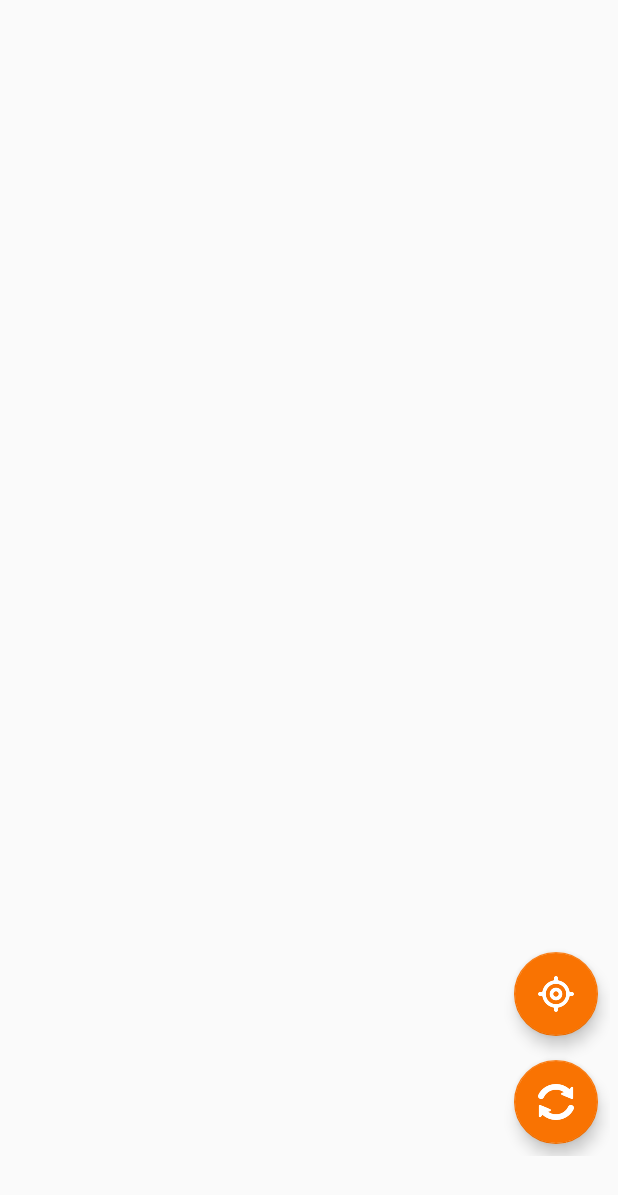
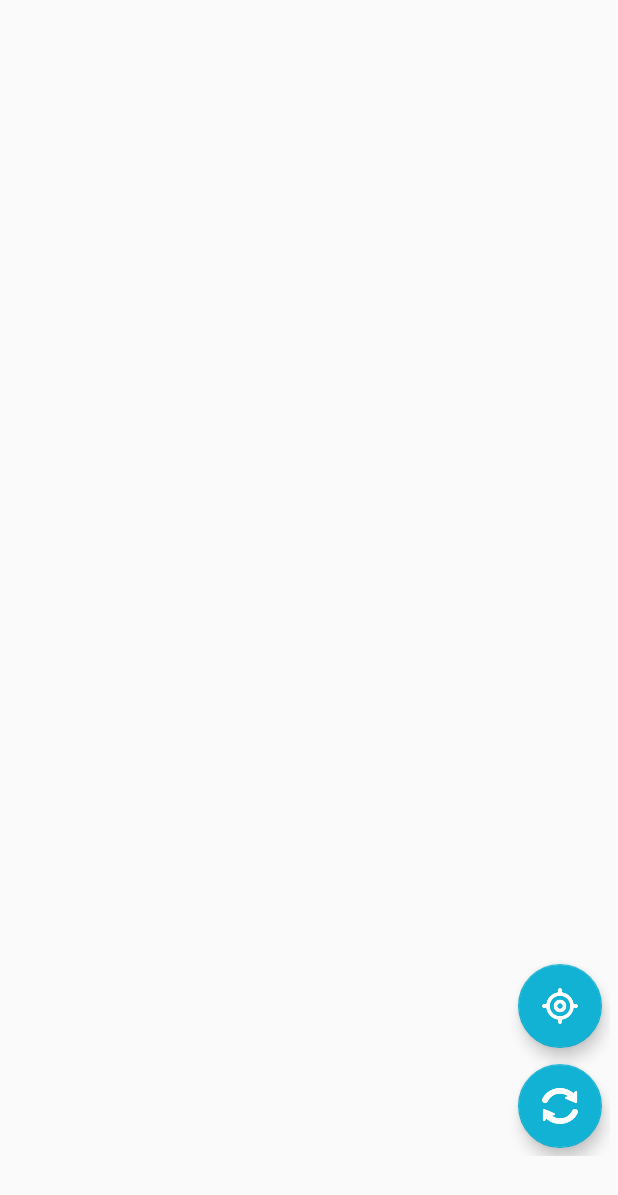
Before and after one commit to dima-shm/Delivery-Control, an Android app: the layout fragment_map.xml on its own in the app's theme, with its tools: preview values and no code run, on a phone screen of 412 x 824 dp. Shown: the top 1195 px of the screen. Run offline under Robolectric (Android 15) with nearby library versions, the phone set to English and light mode, and no system bars.

Commit message:
Update buttons on the map

```diff
--- a/DelControl/app/src/main/res/layout/fragment_map.xml
+++ b/DelControl/app/src/main/res/layout/fragment_map.xml
@@ -1,8 +1,8 @@
 <?xml version="1.0" encoding="utf-8"?>
-<RelativeLayout
-    xmlns:android="http://schemas.android.com/apk/res/android"
+<RelativeLayout xmlns:android="http://schemas.android.com/apk/res/android"
     android:layout_width="match_parent"
     android:layout_height="match_parent"
+    xmlns:app="http://schemas.android.com/apk/res-auto"
     android:paddingBottom="@dimen/tab_layout_height">
 
     <com.google.android.gms.maps.MapView
@@ -26,9 +26,9 @@
                 android:layout_width="wrap_content"
                 android:layout_height="wrap_content"
                 android:layout_gravity="end|bottom"
-                android:elevation="2dp"
-                android:layout_margin="8dp"
+                android:layout_margin="5dp"
                 android:layout_above="@id/update_markers"
+                app:backgroundTint="@color/colorPrimary"
                 android:src="@drawable/find_location"/>
 
             <android.support.design.widget.FloatingActionButton
@@ -36,9 +36,9 @@
                 android:layout_width="wrap_content"
                 android:layout_height="wrap_content"
                 android:layout_gravity="end|bottom"
-                android:elevation="2dp"
-                android:layout_margin="8dp"
+                android:layout_margin="5dp"
                 android:layout_alignParentBottom="true"
+                app:backgroundTint="@color/colorPrimary"
                 android:src="@drawable/update_markers"/>
 
         </RelativeLayout>
```
